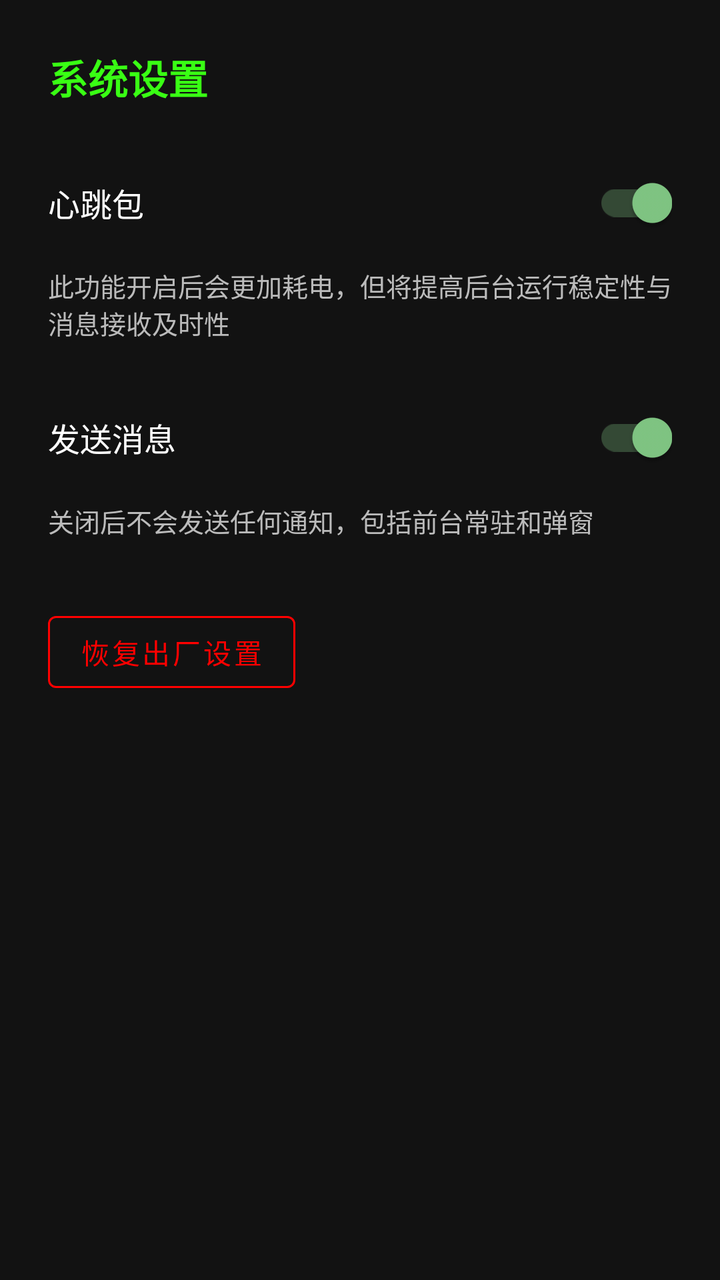
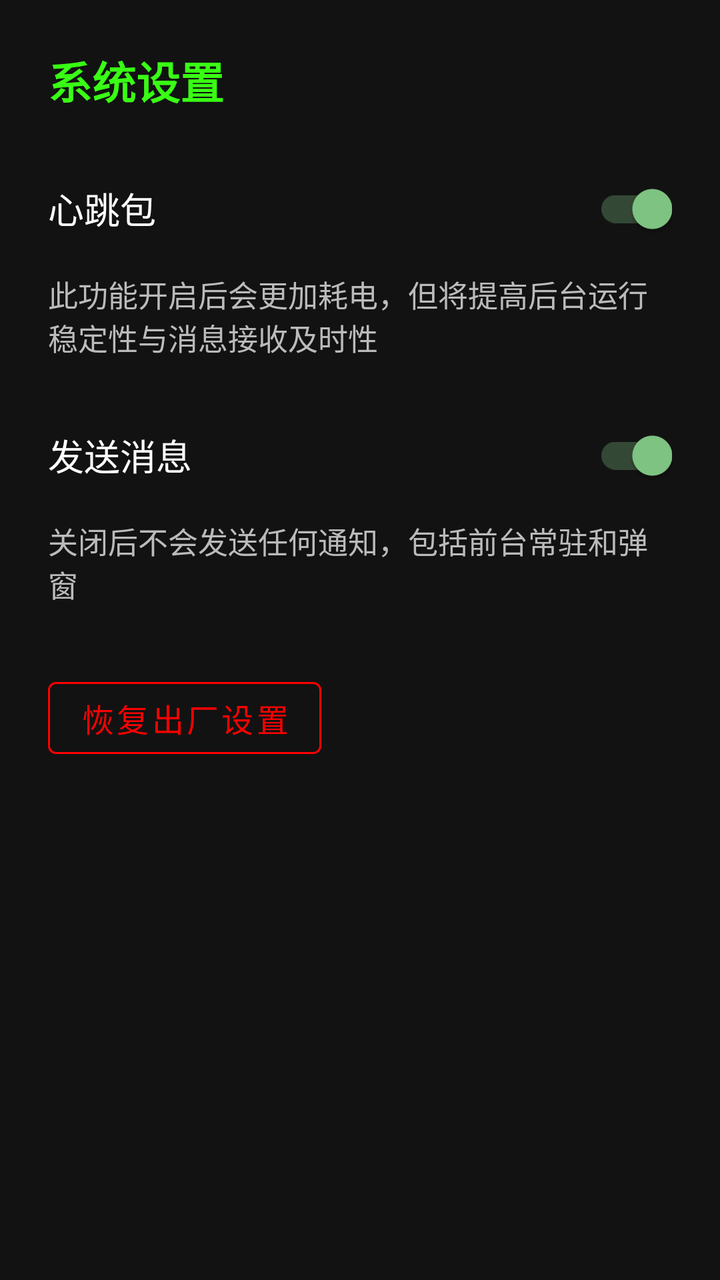

The first picture is an Android layout as it rendered before a commit; the second is the same layout after the commit. The layout source and the unified diff follow.
<!-- AndroidManifest.xml: application theme Theme.MQTTClient -->
<!-- res/layout/activity_system_settings.xml -->
<?xml version="1.0" encoding="utf-8"?>

<ScrollView xmlns:android="http://schemas.android.com/apk/res/android"
    xmlns:app="http://schemas.android.com/apk/res-auto"
    android:layout_width="match_parent"
    android:layout_height="match_parent"
    android:background="#121212">

    <LinearLayout
        android:layout_width="match_parent"
        android:layout_height="wrap_content"
        android:orientation="vertical"
        android:padding="24dp">

        <TextView
            android:layout_width="wrap_content"
            android:layout_height="wrap_content"
            android:text="@string/system_settings"
            android:textColor="#39FF14"
            android:textSize="20sp"
            android:textStyle="bold"
            android:layout_marginBottom="24dp" />

        <LinearLayout
            android:layout_width="match_parent"
            android:layout_height="wrap_content"
            android:orientation="horizontal"
            android:gravity="center_vertical"
            android:layout_marginBottom="8dp">

            <TextView
                android:layout_width="0dp"
                android:layout_height="wrap_content"
                android:layout_weight="1"
                android:text="@string/heartbeat_switch"
                android:textColor="#FFFFFF"
                android:textSize="16sp" />

            <androidx.appcompat.widget.SwitchCompat
                android:id="@+id/switchHeartbeat"
                android:layout_width="wrap_content"
                android:layout_height="wrap_content"
                android:checked="true"/>
        </LinearLayout>

        <TextView
            android:layout_width="wrap_content"
            android:layout_height="wrap_content"
            android:text="@string/heartbeat_hint"
            android:textColor="#BBBBBB"
            android:textSize="13sp"
            android:layout_marginBottom="24dp"/>

        <LinearLayout
            android:layout_width="match_parent"
            android:layout_height="wrap_content"
            android:orientation="horizontal"
            android:gravity="center_vertical"
            android:layout_marginBottom="8dp">

            <TextView
                android:layout_width="0dp"
                android:layout_height="wrap_content"
                android:layout_weight="1"
                android:text="@string/send_message_switch"
                android:textColor="#FFFFFF"
                android:textSize="16sp" />

            <androidx.appcompat.widget.SwitchCompat
                android:id="@+id/switchSendMessage"
                android:layout_width="wrap_content"
                android:layout_height="wrap_content"
                android:checked="true"/>
        </LinearLayout>

        <TextView
            android:layout_width="wrap_content"
            android:layout_height="wrap_content"
            android:text="@string/send_message_hint"
            android:textColor="#BBBBBB"
            android:textSize="13sp"
            android:layout_marginBottom="32dp"/>

        <com.google.android.material.button.MaterialButton
            android:id="@+id/btnFactoryReset"
            style="@style/Widget.MaterialComponents.Button.OutlinedButton"
            android:layout_width="wrap_content"
            android:layout_height="wrap_content"
            android:text="@string/factory_reset_title"
            android:textSize="14sp"
            android:textColor="#FF0000"
            app:strokeColor="#FF0000"/>
    </LinearLayout>
</ScrollView>
<!-- resources referenced by this layout -->
<resources>
  <string name="factory_reset_title">恢复出厂设置</string>
  <string name="heartbeat_hint">此功能开启后会更加耗电，但将提高后台运行稳定性与消息接收及时性</string>
  <string name="heartbeat_switch">心跳包</string>
  <string name="send_message_hint">关闭后不会发送任何通知，包括前台常驻和弹窗</string>
  <string name="send_message_switch">发送消息</string>
  <string name="system_settings">系统设置</string>
  <style name="Theme.MQTTClient" parent="Theme.MaterialComponents.DayNight.NoActionBar">
          <item name="colorPrimary">#4CAF50</item>
          <item name="colorPrimaryVariant">#388E3C</item>
          <item name="colorOnPrimary">@android:color/white</item>
          <item name="colorSecondary">#81C784</item>
      </style>
</resources>

<!-- the commit's change to res/layout/activity_system_settings.xml (unified diff, before → after) -->
@@ -4,7 +4,7 @@
     xmlns:app="http://schemas.android.com/apk/res-auto"
     android:layout_width="match_parent"
     android:layout_height="match_parent"
-    android:background="#121212">
+    >
 
     <LinearLayout
         android:layout_width="match_parent"
@@ -17,7 +17,7 @@
             android:layout_height="wrap_content"
             android:text="@string/system_settings"
             android:textColor="#39FF14"
-            android:textSize="20sp"
+            android:textSize="22sp"
             android:textStyle="bold"
             android:layout_marginBottom="24dp" />
 
@@ -34,7 +34,7 @@
                 android:layout_weight="1"
                 android:text="@string/heartbeat_switch"
                 android:textColor="#FFFFFF"
-                android:textSize="16sp" />
+                android:textSize="18sp" />
 
             <androidx.appcompat.widget.SwitchCompat
                 android:id="@+id/switchHeartbeat"
@@ -48,7 +48,8 @@
             android:layout_height="wrap_content"
             android:text="@string/heartbeat_hint"
             android:textColor="#BBBBBB"
-            android:textSize="13sp"
+            android:tag="comment"
+            android:textSize="15sp"
             android:layout_marginBottom="24dp"/>
 
         <LinearLayout
@@ -64,7 +65,7 @@
                 android:layout_weight="1"
                 android:text="@string/send_message_switch"
                 android:textColor="#FFFFFF"
-                android:textSize="16sp" />
+                android:textSize="18sp" />
 
             <androidx.appcompat.widget.SwitchCompat
                 android:id="@+id/switchSendMessage"
@@ -78,7 +79,8 @@
             android:layout_height="wrap_content"
             android:text="@string/send_message_hint"
             android:textColor="#BBBBBB"
-            android:textSize="13sp"
+            android:tag="comment"
+            android:textSize="15sp"
             android:layout_marginBottom="32dp"/>
 
         <com.google.android.material.button.MaterialButton
@@ -87,7 +89,7 @@
             android:layout_width="wrap_content"
             android:layout_height="wrap_content"
             android:text="@string/factory_reset_title"
-            android:textSize="14sp"
+            android:textSize="16sp"
             android:textColor="#FF0000"
             app:strokeColor="#FF0000"/>
     </LinearLayout>
<!-- resource entries referenced after the edit -->
@@ -11,6 +11,7 @@
           <item name="colorPrimaryVariant">#388E3C</item>
           <item name="colorOnPrimary">@android:color/white</item>
           <item name="colorSecondary">#81C784</item>
+          <item name="android:windowBackground">#121212</item>
       </style>
 </resources>
 
